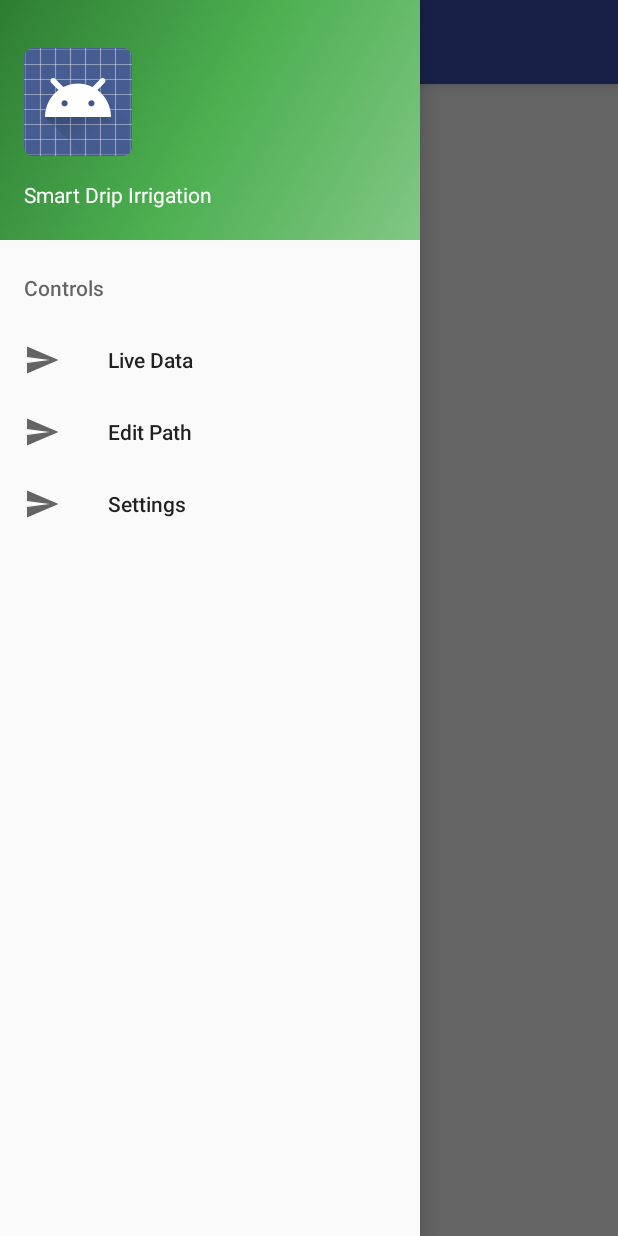
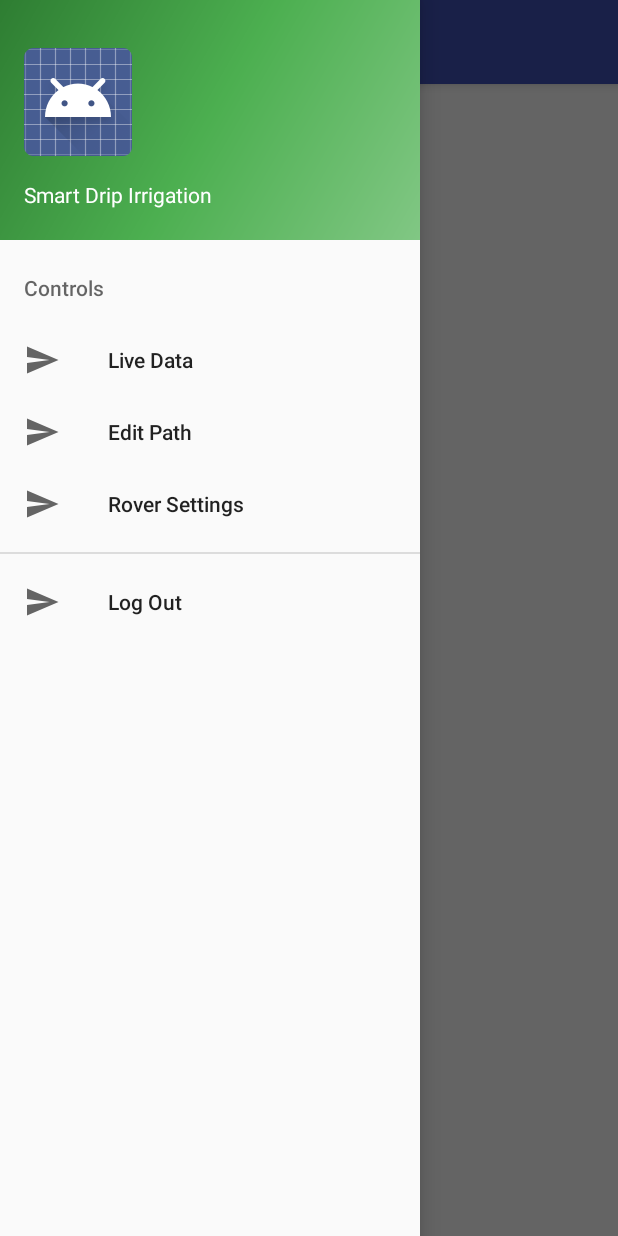
Before and after one commit to logaprakash/SmartDripIrrigation, an Android app: the screen it shows after launch (MainActivity), with the side drawer open, on a phone screen of 412 x 824 dp. Run offline under Robolectric (Android 15) with nearby library versions, the phone set to English and light mode, and no system bars.

Commit message:
logout added

```diff
--- a/Android/app/src/main/res/menu/activity_main_drawer.xml
+++ b/Android/app/src/main/res/menu/activity_main_drawer.xml
@@ -11,9 +11,13 @@
             android:icon="@drawable/ic_menu_send"
             android:title="Edit Path" />
             <item
-                android:id="@+id/action_settings"
+                android:id="@+id/roverSettings"
                 android:icon="@drawable/ic_menu_send"
-                android:title="Settings" />
+                android:title="Rover Settings" />
         </menu>
     </item>
+    <item
+        android:id="@+id/logOut"
+        android:icon="@drawable/ic_menu_send"
+        android:title="Log Out" />
 </menu>
```
Also changed, not shown: Android/app/src/main/java/alpha/smartdripirrigation/MainActivity.java (+1 -6 lines).
